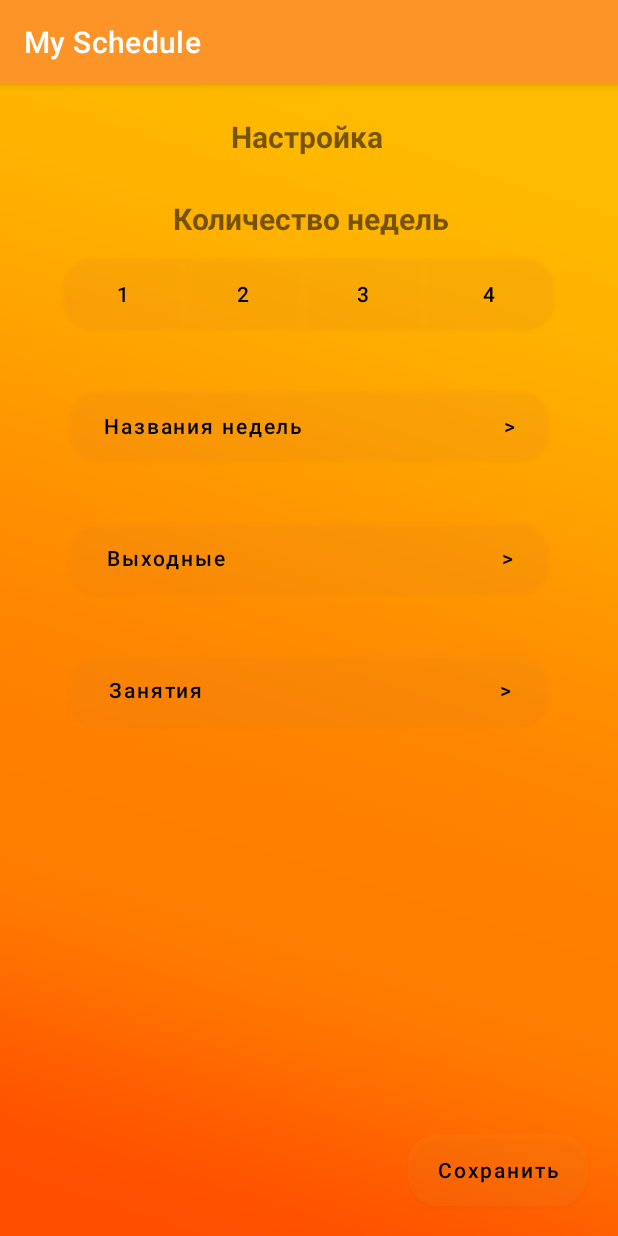
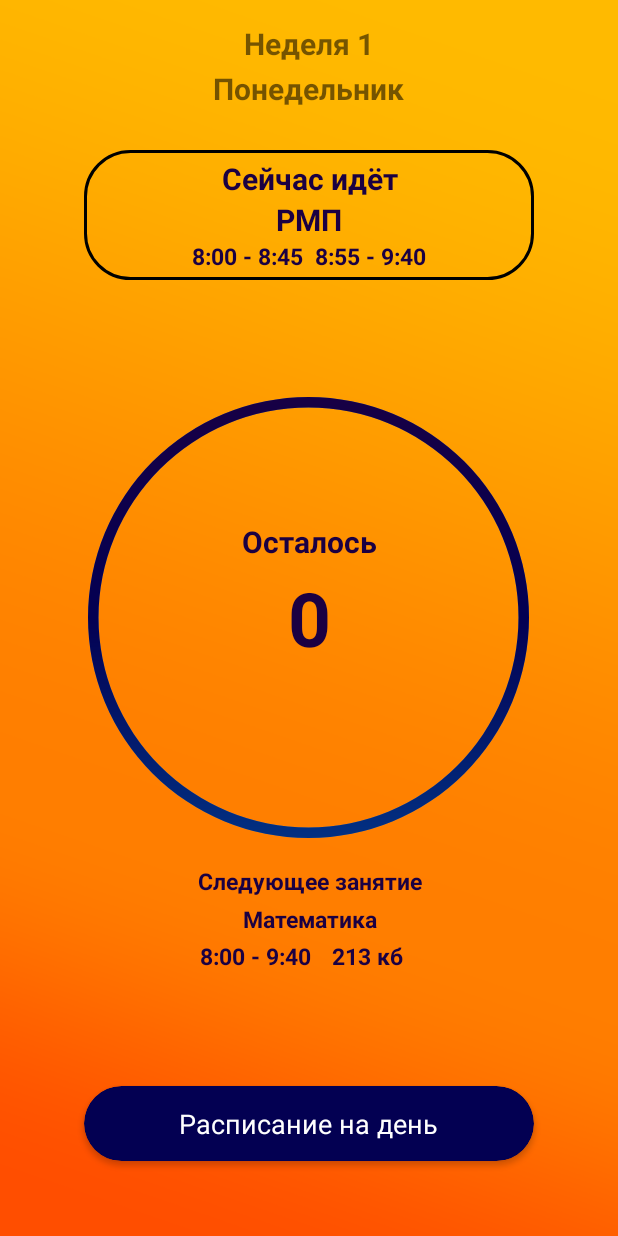
Before and after one commit to l-Mel-l/MySchedule, an Android app: the ScheduleActivity screen opened directly, with no data from a screen before it, on a phone screen of 412 x 824 dp. Run offline under Robolectric (Android 15) with nearby library versions, the light colour scheme and no system bars.

Commit message:
Сделан примерный дизайн главного окна

```diff
--- a/app/src/main/java/com/example/myschedule/ChooseLessonsActivity.java
+++ b/app/src/main/java/com/example/myschedule/ChooseLessonsActivity.java
@@ -156,11 +156,6 @@ public class ChooseLessonsActivity extends AppCompatActivity {
                         persectimenamefirst[i].getText().toString().trim());
                         database.register(schedule);
                 }
-                if(weekArray[currentIndexWeek].isEmpty()){
-                    Intent intent = new Intent(ChooseLessonsActivity.this, ScheduleActivity.class);
-                    setResult(RESULT_OK, intent);
-                    finish();
-                }
                 while (receivedArray.length > currentIndexDay && receivedArray[currentIndexDay] == null) {
                     currentIndexDay++; // Пропуск null значений
                 }
@@ -169,6 +164,11 @@ public class ChooseLessonsActivity extends AppCompatActivity {
                     currentIndexDay++;
                 }
                 if (currentIndexDay >= receivedArray.length) {
+                    if(weekArray[currentIndexWeek].isEmpty()){
+                        Intent intent = new Intent(ChooseLessonsActivity.this, ScheduleActivity.class);
+                        startActivity(intent);
+                        finish();
+                    }
                     currentIndexDay = 0; // Возвращаемся к первому элементу
                     textview.setText(receivedArray[currentIndexDay]);
                     currentIndexDay++;
--- a/app/src/main/java/com/example/myschedule/ScheduleActivity.java
+++ b/app/src/main/java/com/example/myschedule/ScheduleActivity.java
@@ -10,20 +10,13 @@ import android.os.Bundle;
 
 public class ScheduleActivity extends AppCompatActivity {
 
-    private ActivityResultLauncher<Intent> activityLauncher;
+    private ActivityResultLauncher<Intent> activityLauncher2;
 
     @Override
     protected void onCreate(Bundle savedInstanceState) {
         super.onCreate(savedInstanceState);
         setContentView(R.layout.activity_schedule);
+        getSupportActionBar().hide();
 
-        activityLauncher = registerForActivityResult(
-                new ActivityResultContracts.StartActivityForResult(),
-                result -> {
-                    Bundle extras = result.getData().getExtras();
-                    if (extras != null) {
-                        if (result.getResultCode() == Activity.RESULT_OK) {}
-                    }
-                });
     }
 }
--- /dev/null
+++ b/app/src/main/res/drawable/blue_progressbar_backround.xml
@@ -0,0 +1,15 @@
+<?xml version="1.0" encoding="utf-8"?>
+<layer-list xmlns:android="http://schemas.android.com/apk/res/android">
+    <item>
+        <shape
+            android:shape="ring"
+            android:innerRadiusRatio="2.5"
+            android:thicknessRatio="50"
+            android:useLevel="true">
+            <gradient
+                android:startColor="@color/max_colorAccent"
+                android:centerColor="@color/colorAccent"
+                android:endColor="@color/min_colorAccent"/>
+        </shape>
+    </item>
+</layer-list>
--- /dev/null
+++ b/app/src/main/res/drawable/gray_progressbar_backround.xml
@@ -0,0 +1,13 @@
+<?xml version="1.0" encoding="utf-8"?>
+<layer-list xmlns:android="http://schemas.android.com/apk/res/android">
+    <item>
+        <shape
+            android:shape="ring"
+            android:innerRadiusRatio="2.5"
+            android:thicknessRatio="50"
+            android:useLevel="false">
+            <solid
+                android:color="@color/gray"/>
+        </shape>
+    </item>
+</layer-list>
--- /dev/null
+++ b/app/src/main/res/drawable/rounded_linear.xml
@@ -0,0 +1,9 @@
+<?xml version="1.0" encoding="utf-8"?>
+<shape xmlns:android="http://schemas.android.com/apk/res/android">
+    <corners
+       android:radius="30dp"/>
+    <solid android:color="#008A4F27" />
+    <stroke
+        android:color="@color/black"
+        android:width="2dp"/>
+</shape>
--- a/app/src/main/res/layout/activity_schedule.xml
+++ b/app/src/main/res/layout/activity_schedule.xml
@@ -3,135 +3,203 @@
     xmlns:tools="http://schemas.android.com/tools"
     android:layout_width="match_parent"
     android:layout_height="match_parent"
+    xmlns:app="http://schemas.android.com/apk/res-auto"
     android:background="@drawable/gradient"
     tools:context=".ScheduleActivity">
+
+    <TextView
+        android:id="@+id/NumberWeekText"
+        android:layout_width="wrap_content"
+        android:layout_height="wrap_content"
+        android:layout_alignParentTop="true"
+        android:layout_centerHorizontal="true"
+        android:layout_marginTop="15dp"
+        android:text="Неделя 1"
+        android:textSize="20sp"
+        android:textStyle="bold" />
 
     <TextView
         android:id="@+id/textview1"
         android:layout_width="wrap_content"
         android:layout_height="wrap_content"
-        android:layout_alignParentStart="true"
         android:layout_alignParentTop="true"
         android:layout_centerHorizontal="true"
-        android:layout_marginStart="154dp"
-        android:layout_marginTop="21dp"
-        android:text="Настройка"
-        android:textStyle="bold"
-        android:textSize="20sp" />
+        android:layout_marginTop="45dp"
+        android:text="Понедельник"
+        android:textSize="20sp"
+        android:textStyle="bold" />
+
+
+    <ProgressBar
+        android:id="@+id/progressBar"
+        style="@style/Widget.AppCompat.ProgressBar.Horizontal"
+        android:layout_width="350dp"
+        android:layout_height="350dp"
+        android:layout_centerInParent="true"
+        android:layout_gravity="center"
+        android:background="@drawable/gray_progressbar_backround"
+        android:indeterminate="false"
+        android:max="1000"
+        android:progress="1000"
+        android:progressDrawable="@drawable/blue_progressbar_backround"
+        android:rotation="90">
+
+    </ProgressBar>
 
     <TextView
-        android:id="@+id/textview2"
-        android:layout_width="wrap_content"
+        android:id="@+id/textView2"
+        android:layout_width="match_parent"
         android:layout_height="wrap_content"
-        android:layout_alignParentStart="true"
-        android:layout_alignParentTop="true"
-        android:layout_centerHorizontal="true"
-        android:layout_marginStart="115dp"
-        android:layout_marginTop="76dp"
-        android:text="Количество недель"
-        android:textStyle="bold"
-        android:textSize="20sp" />
+        android:layout_centerInParent="true"
+        android:gravity="center"
+        android:text="0"
+        android:textColor="@color/max_colorAccent"
+        android:textSize="50sp"
+        android:textStyle="bold">
+    </TextView>
 
-    <Button
-        android:id="@+id/button"
-        android:layout_width="80dp"
+    <TextView
+        android:layout_width="match_parent"
         android:layout_height="wrap_content"
-        android:layout_alignParentStart="true"
-        android:layout_alignParentTop="true"
-        android:layout_marginStart="42dp"
-        android:layout_marginTop="116dp"
-        android:background="@drawable/rounded_button"
-        android:text="1"
-        android:textColor="@color/black"/>
+        android:layout_above="@+id/textView2"
+        android:layout_marginBottom="3dp"
+        android:gravity="center"
+        android:text="Осталось"
+        android:textColor="@color/max_colorAccent"
+        android:textSize="20sp"
+        android:textStyle="bold">
+    </TextView>
 
-    <Button
-        android:id="@+id/button2"
-        android:layout_width="80dp"
+
+
+    <LinearLayout
+        android:layout_width="300dp"
         android:layout_height="wrap_content"
         android:layout_alignParentTop="true"
-        android:layout_marginStart="0dp"
-        android:layout_marginTop="116dp"
-        android:layout_toEndOf="@+id/button"
-        android:background="#21000000"
-        android:text="2"
-        android:textColor="@color/black"/>
+        android:layout_marginTop="100dp"
+        android:orientation="vertical"
+        android:layout_centerHorizontal="true"
+        android:background="@drawable/rounded_linear">
 
-    <Button
-        android:id="@+id/button3"
-        android:layout_width="80dp"
+        <TextView
+            android:id="@+id/textView5"
+            android:layout_width="match_parent"
+            android:layout_height="wrap_content"
+            android:layout_alignParentTop="true"
+            android:layout_marginTop="5dp"
+            android:gravity="center"
+            android:text="Сейчас идёт"
+            android:textColor="@color/max_colorAccent"
+            android:textSize="20sp"
+            android:textStyle="bold">
+
+        </TextView>
+
+        <TextView
+            android:id="@+id/textView4"
+            android:layout_width="match_parent"
+            android:layout_height="wrap_content"
+            android:gravity="center"
+            android:text="РМП"
+            android:textColor="@color/max_colorAccent"
+            android:textSize="20sp"
+            android:textStyle="bold">
+
+        </TextView>
+
+        <TextView
+            android:id="@+id/NowTime"
+            android:layout_width="match_parent"
+            android:layout_height="wrap_content"
+            android:layout_below="@+id/textView4"
+            android:layout_marginTop="0dp"
+            android:gravity="center"
+            android:text="8:00 - 8:45  8:55 - 9:40"
+            android:textColor="@color/max_colorAccent"
+            android:textSize="15sp"
+            android:textStyle="bold"
+            android:layout_marginBottom="5dp">
+        </TextView>
+
+
+    </LinearLayout>
+    <TextView
+        android:layout_width="match_parent"
         android:layout_height="wrap_content"
-        android:layout_alignParentTop="true"
-        android:layout_marginStart="0dp"
-        android:layout_marginTop="116dp"
-        android:layout_toEndOf="@+id/button2"
-        android:background="#21000000"
-        android:text="3"
-        android:textColor="@color/black"/>
+        android:layout_below="@+id/progressBar"
+        android:layout_marginTop="-10dp"
+        android:gravity="center"
+        android:text="Следующее занятие"
+        android:textColor="@color/max_colorAccent"
+        android:textSize="15sp"
+        android:textStyle="bold">
 
-    <Button
-        android:id="@+id/button4"
-        android:layout_width="80dp"
+    </TextView>
+    <TextView
+        android:layout_width="match_parent"
         android:layout_height="wrap_content"
-        android:layout_alignParentTop="true"
-        android:layout_alignParentEnd="true"
-        android:layout_marginStart="0dp"
-        android:layout_marginTop="116dp"
-        android:layout_marginEnd="42dp"
-        android:layout_toEndOf="@id/button3"
-        android:background="@drawable/rounded_button2"
-        android:text="4"
-        android:textColor="@color/black" />
+        android:layout_below="@+id/progressBar"
+        android:layout_marginTop="15dp"
+        android:gravity="center"
+        android:text="Математика"
+        android:textColor="@color/max_colorAccent"
+        android:textSize="15sp"
+        android:textStyle="bold">
+    </TextView>
 
-    <Button
-        android:id="@+id/WeekNameBtn"
-        android:layout_width="320dp"
+    <TextView
+        android:id="@+id/textView3"
+        android:layout_width="100dp"
         android:layout_height="wrap_content"
-        android:layout_below="@+id/button2"
-        android:layout_centerInParent="true"
-        android:layout_marginStart="52dp"
+        android:layout_below="@+id/progressBar"
+        android:layout_marginStart="120dp"
         android:layout_marginTop="40dp"
-        android:background="@drawable/rounded_button3"
-        android:text="Названия недель                             >"
-        android:textAllCaps="false"
-        android:textColor="@color/black" />
+        android:gravity="center"
+        android:text="8:00 - 9:40"
+        android:textColor="@color/max_colorAccent"
+        android:textSize="15sp"
+        android:textStyle="bold">
+    </TextView>
 
-    <Button
-        android:id="@+id/ChooseWeekendsBtn"
-        android:layout_width="320dp"
+    <TextView
+        android:layout_width="70dp"
         android:layout_height="wrap_content"
-        android:layout_below="@+id/WeekNameBtn"
-        android:layout_centerInParent="true"
-        android:layout_marginStart="52dp"
+        android:layout_below="@+id/progressBar"
+        android:layout_marginStart="-10dp"
         android:layout_marginTop="40dp"
-        android:background="@drawable/rounded_button3"
-        android:text="Выходные                                        >"
-        android:textAllCaps="false"
-        android:textColor="@color/black" />
+        android:layout_marginEnd="100dp"
+        android:layout_toEndOf="@+id/textView3"
+        android:gravity="center"
+        android:text="213 кб"
+        android:textColor="@color/max_colorAccent"
+        android:textSize="15sp"
+        android:textStyle="bold">
 
-    <Button
-        android:id="@+id/ChooseLessonsBtn"
-        android:layout_width="320dp"
-        android:layout_height="wrap_content"
-        android:layout_below="@+id/ChooseWeekendsBtn"
-        android:layout_centerInParent="true"
-        android:layout_marginStart="52dp"
-        android:layout_marginTop="40dp"
-        android:background="@drawable/rounded_button3"
-        android:text="Занятия                                           >"
-        android:textAllCaps="false"
-        android:textColor="@color/black" />
+    </TextView>
 
-    <Button
-        android:id="@+id/SaveBtn"
-        android:layout_width="120dp"
-        android:layout_height="wrap_content"
-        android:layout_alignParentEnd="true"
+    <androidx.cardview.widget.CardView
+        android:layout_width="300dp"
+        android:layout_height="50dp"
         android:layout_alignParentBottom="true"
-        android:layout_marginEnd="20dp"
-        android:layout_marginBottom="20dp"
-        android:background="@drawable/rounded_button3"
-        android:text="Сохранить"
-        android:textAllCaps="false"
-        android:textColor="@color/black" />
+        android:layout_centerHorizontal="true"
+        app:cardBackgroundColor="@color/colorAccent"
+        app:cardCornerRadius="25dp"
+        android:elevation="10dp"
+        android:layout_marginBottom="50dp" >
+
+        <RelativeLayout
+            android:layout_width="match_parent"
+            android:layout_height="match_parent">
+
+            <TextView
+                android:id="@+id/textView"
+                android:layout_width="wrap_content"
+                android:layout_height="wrap_content"
+                android:text="Расписание на день"
+                android:textColor="#fff"
+                android:layout_centerInParent="true"
+                android:textSize="18sp"/>
+        </RelativeLayout>
+    </androidx.cardview.widget.CardView>
 
 </RelativeLayout>
--- a/app/src/main/res/values/colors.xml
+++ b/app/src/main/res/values/colors.xml
@@ -8,9 +8,14 @@
     <color name="black">#FF000000</color>
     <color name="white">#FFFFFFFF</color>
     <color name="colorAccent">#030052</color>
+    <color name="min_colorAccent">#02398B</color>
+    <color name="max_colorAccent">#1B0042</color>
     <color name="lightGreen">#FF4CAF50</color>
     <color name="button">#21000000</color>
     <color name="buttonSelected">#6200ee</color>
     <color name="coolColor">#fd9427</color>
+    <color name="max_coolColor">#FF7904</color>
+    <color name="min_coolColor">#F8C357</color>
     <color name="statusbarr">#00000000</color>
+    <color name="gray">#858585</color>
 </resources>
```
